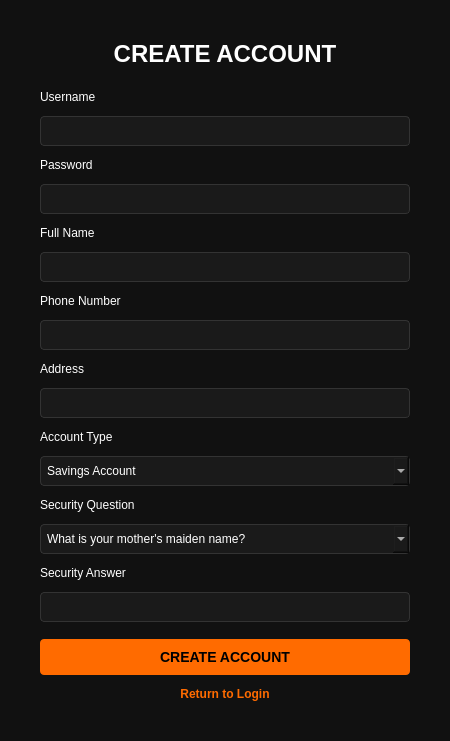
Old version of the form ui/registerwindow.ui in the repository zuni-gleam/OOP-Banking-Management-System.
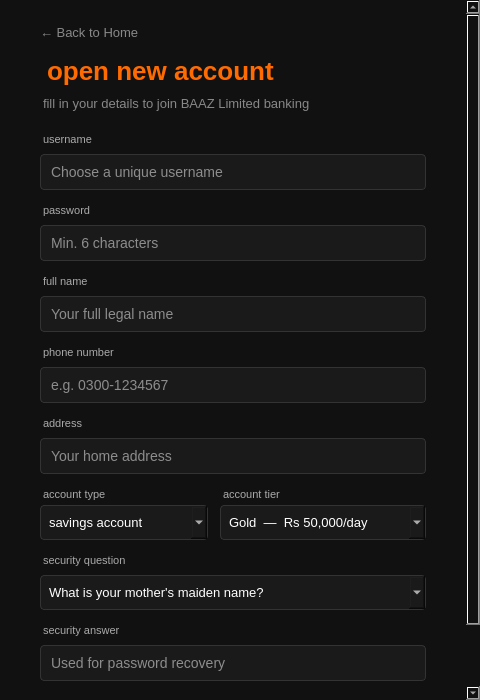
New version of the form.

Patch:
```diff
--- a/ui/registerwindow.ui
+++ b/ui/registerwindow.ui
@@ -6,8 +6,8 @@
    <rect>
     <x>0</x>
     <y>0</y>
-    <width>450</width>
-    <height>650</height>
+    <width>480</width>
+    <height>700</height>
    </rect>
   </property>
   <property name="windowTitle">
@@ -16,54 +16,72 @@
   <property name="styleSheet">
    <string notr="true">background-color: #111111; color: white; font-family: 'Segoe UI';</string>
   </property>
+  <layout class="QVBoxLayout" name="outerLayout">
+   <property name="spacing"><number>0</number></property>
+   <property name="leftMargin"><number>0</number></property>
+   <property name="topMargin"><number>0</number></property>
+   <property name="rightMargin"><number>0</number></property>
+   <property name="bottomMargin"><number>0</number></property>
+   <item>
+    <widget class="QScrollArea" name="scrollArea">
+     <property name="widgetResizable"><bool>true</bool></property>
+     <property name="styleSheet">
+      <string notr="true">QScrollArea { border: none; background-color: #111111; } QScrollBar:vertical { background: #1A1A1A; width: 8px; border-radius: 4px; } QScrollBar::handle:vertical { background: #FF6B00; border-radius: 4px; min-height: 20px; } QScrollBar::add-line:vertical, QScrollBar::sub-line:vertical { height: 0px; }</string>
+     </property>
+     <widget class="QWidget" name="scrollContents">
+      <property name="styleSheet">
+       <string notr="true">background-color: #111111;</string>
+      </property>
   <layout class="QVBoxLayout" name="verticalLayout">
-   <property name="leftMargin">
-    <number>40</number>
-   </property>
-   <property name="topMargin">
-    <number>40</number>
-   </property>
-   <property name="rightMargin">
-    <number>40</number>
-   </property>
-   <property name="bottomMargin">
-    <number>40</number>
-   </property>
-   <property name="spacing">
-    <number>12</number>
-   </property>
+       <property name="leftMargin"><number>40</number></property>
+       <property name="topMargin"><number>25</number></property>
+       <property name="rightMargin"><number>40</number></property>
+       <property name="bottomMargin"><number>30</number></property>
+       <property name="spacing"><number>8</number></property>
+       <item>
+        <widget class="QPushButton" name="backbtn">
+         <property name="styleSheet">
+          <string notr="true">background-color: transparent; color: #888888; border: none; font-size: 13px; text-align: left; padding: 0px;</string>
+         </property>
+         <property name="text"><string>← Back to Home</string></property>
+         <property name="flat"><bool>true</bool></property>
+        </widget>
+       </item>
    <item>
     <widget class="QLabel" name="titlelabel">
      <property name="styleSheet">
-      <string notr="true">font-size: 24px; font-weight: bold; color: white; margin-bottom: 10px;</string>
-     </property>
-     <property name="text">
-      <string>CREATE ACCOUNT</string>
-     </property>
-     <property name="alignment">
-      <set>Qt::AlignCenter</set>
-     </property>
+          <string notr="true">font-size: 26px; font-weight: bold; color: #FF6B00; margin-top: 8px; margin-bottom: 2px;</string>
+         </property>
+       <property name="text"><string>open new account</string></property>
+         <property name="alignment"><set>Qt::AlignLeft</set></property>
+        </widget>
+       </item>
+       <item>
+        <widget class="QLabel" name="subtitlelabel">
+         <property name="styleSheet">
+          <string notr="true">font-size: 13px; color: #888888; margin-bottom: 8px;</string>
+         </property>
+       <property name="text"><string>fill in your details to join BAAZ Limited banking</string></property>
     </widget>
    </item>
    <item>
     <widget class="QLabel" name="label_1">
-     <property name="text">
-      <string>Username</string>
-     </property>
+         <property name="styleSheet"><string notr="true">font-size: 11px; color: #AAAAAA; margin-top: 6px;</string></property>
+        <property name="text"><string>username</string></property>
     </widget>
    </item>
    <item>
     <widget class="QLineEdit" name="unameinput">
      <property name="styleSheet">
-      <string notr="true">background-color: #1A1A1A; border: 1px solid #333333; padding: 6px; color: white; border-radius: 4px;</string>
-     </property>
+          <string notr="true">background-color: #1A1A1A; border: 1px solid #333333; padding: 8px; color: white; border-radius: 4px; font-size: 14px;</string>
+         </property>
+         <property name="placeholderText"><string>Choose a unique username</string></property>
     </widget>
    </item>
    <item>
     <widget class="QLabel" name="label_2">
-     <property name="text">
-      <string>Password</string>
-     </property>
+         <property name="styleSheet"><string notr="true">font-size: 11px; color: #AAAAAA; margin-top: 6px;</string></property>
+        <property name="text"><string>password</string></property>
     </widget>
    </item>
    <item>
@@ -72,137 +90,139 @@
       <enum>QLineEdit::Password</enum>
      </property>
      <property name="styleSheet">
-      <string notr="true">background-color: #1A1A1A; border: 1px solid #333333; padding: 6px; color: white; border-radius: 4px;</string>
-     </property>
+          <string notr="true">background-color: #1A1A1A; border: 1px solid #333333; padding: 8px; color: white; border-radius: 4px; font-size: 14px;</string>
+         </property>
+         <property name="placeholderText"><string>Min. 6 characters</string></property>
     </widget>
    </item>
    <item>
     <widget class="QLabel" name="label_3">
-     <property name="text">
-      <string>Full Name</string>
-     </property>
+         <property name="styleSheet"><string notr="true">font-size: 11px; color: #AAAAAA; margin-top: 6px;</string></property>
+        <property name="text"><string>full name</string></property>
     </widget>
    </item>
    <item>
     <widget class="QLineEdit" name="nameinput">
      <property name="styleSheet">
-      <string notr="true">background-color: #1A1A1A; border: 1px solid #333333; padding: 6px; color: white; border-radius: 4px;</string>
-     </property>
+          <string notr="true">background-color: #1A1A1A; border: 1px solid #333333; padding: 8px; color: white; border-radius: 4px; font-size: 14px;</string>
+         </property>
+         <property name="placeholderText"><string>Your full legal name</string></property>
     </widget>
    </item>
    <item>
     <widget class="QLabel" name="label_4">
-     <property name="text">
-      <string>Phone Number</string>
-     </property>
+         <property name="styleSheet"><string notr="true">font-size: 11px; color: #AAAAAA; margin-top: 6px;</string></property>
+        <property name="text"><string>phone number</string></property>
     </widget>
    </item>
    <item>
     <widget class="QLineEdit" name="phoneinput">
      <property name="styleSheet">
-      <string notr="true">background-color: #1A1A1A; border: 1px solid #333333; padding: 6px; color: white; border-radius: 4px;</string>
-     </property>
+          <string notr="true">background-color: #1A1A1A; border: 1px solid #333333; padding: 8px; color: white; border-radius: 4px; font-size: 14px;</string>
+         </property>
+         <property name="placeholderText"><string>e.g. 0300-1234567</string></property>
     </widget>
    </item>
    <item>
     <widget class="QLabel" name="label_5">
-     <property name="text">
-      <string>Address</string>
-     </property>
+         <property name="styleSheet"><string notr="true">font-size: 11px; color: #AAAAAA; margin-top: 6px;</string></property>
+        <property name="text"><string>address</string></property>
     </widget>
    </item>
    <item>
     <widget class="QLineEdit" name="addrinput">
      <property name="styleSheet">
-      <string notr="true">background-color: #1A1A1A; border: 1px solid #333333; padding: 6px; color: white; border-radius: 4px;</string>
-     </property>
-    </widget>
-   </item>
+          <string notr="true">background-color: #1A1A1A; border: 1px solid #333333; padding: 8px; color: white; border-radius: 4px; font-size: 14px;</string>
+         </property>
+         <property name="placeholderText"><string>Your home address</string></property>
+        </widget>
+       </item>
+       <item>
+        <layout class="QHBoxLayout" name="typeAndTierLayout">
+         <property name="spacing"><number>12</number></property>
+         <item>
+          <layout class="QVBoxLayout">
+           <property name="spacing"><number>4</number></property>
    <item>
     <widget class="QLabel" name="label_6">
-     <property name="text">
-      <string>Account Type</string>
-     </property>
+             <property name="styleSheet"><string notr="true">font-size: 11px; color: #AAAAAA; margin-top: 6px;</string></property>
+        <property name="text"><string>account type</string></property>
     </widget>
    </item>
    <item>
     <widget class="QComboBox" name="acctypebox">
      <property name="styleSheet">
-      <string notr="true">background-color: #1A1A1A; border: 1px solid #333333; padding: 6px; color: white; border-radius: 4px;</string>
-     </property>
+              <string notr="true">background-color: #1A1A1A; border: 1px solid #333333; padding: 8px; color: white; border-radius: 4px; font-size: 13px;</string>
+             </property>
+       <item><property name="text"><string>savings account</string></property></item>
+       <item><property name="text"><string>current account</string></property></item>
+            </widget>
+           </item>
+          </layout>
+         </item>
      <item>
-      <property name="text">
-       <string>Savings Account</string>
-      </property>
+          <layout class="QVBoxLayout">
+           <property name="spacing"><number>4</number></property>
+           <item>
+            <widget class="QLabel" name="label_tier">
+             <property name="styleSheet"><string notr="true">font-size: 11px; color: #AAAAAA; margin-top: 6px;</string></property>
+        <property name="text"><string>account tier</string></property>
+            </widget>
      </item>
      <item>
-      <property name="text">
-       <string>Current Account</string>
-      </property>
-     </item>
-    </widget>
+            <widget class="QComboBox" name="tierbox">
+             <property name="styleSheet">
+              <string notr="true">background-color: #1A1A1A; border: 1px solid #333333; padding: 8px; color: white; border-radius: 4px; font-size: 13px;</string>
+             </property>
+             <item><property name="text"><string>Gold  —  Rs 50,000/day</string></property></item>
+             <item><property name="text"><string>Platinum  —  Rs 200,000/day</string></property></item>
+             <item><property name="text"><string>Diamond  —  Rs 500,000/day</string></property></item>
+            </widget>
+           </item>
+          </layout>
+         </item>
+        </layout>
    </item>
    <item>
     <widget class="QLabel" name="label_7">
-     <property name="text">
-      <string>Security Question</string>
-     </property>
+         <property name="styleSheet"><string notr="true">font-size: 11px; color: #AAAAAA; margin-top: 6px;</string></property>
+        <property name="text"><string>security question</string></property>
     </widget>
    </item>
    <item>
     <widget class="QComboBox" name="sqbox">
      <property name="styleSheet">
-      <string notr="true">background-color: #1A1A1A; border: 1px solid #333333; padding: 6px; color: white; border-radius: 4px;</string>
-     </property>
-     <item>
-      <property name="text">
-       <string>What is your mother's maiden name?</string>
-      </property>
-     </item>
-     <item>
-      <property name="text">
-       <string>What was the name of your first pet?</string>
-      </property>
-     </item>
-     <item>
-      <property name="text">
-       <string>What city were you born in?</string>
-      </property>
-     </item>
+          <string notr="true">background-color: #1A1A1A; border: 1px solid #333333; padding: 8px; color: white; border-radius: 4px; font-size: 13px;</string>
+         </property>
+         <item><property name="text"><string>What is your mother's maiden name?</string></property></item>
+         <item><property name="text"><string>What was the name of your first pet?</string></property></item>
+         <item><property name="text"><string>What city were you born in?</string></property></item>
     </widget>
    </item>
    <item>
     <widget class="QLabel" name="label_8">
-     <property name="text">
-      <string>Security Answer</string>
-     </property>
+         <property name="styleSheet"><string notr="true">font-size: 11px; color: #AAAAAA; margin-top: 6px;</string></property>
+        <property name="text"><string>security answer</string></property>
     </widget>
    </item>
    <item>
     <widget class="QLineEdit" name="sainput">
      <property name="styleSheet">
-      <string notr="true">background-color: #1A1A1A; border: 1px solid #333333; padding: 6px; color: white; border-radius: 4px;</string>
-     </property>
+          <string notr="true">background-color: #1A1A1A; border: 1px solid #333333; padding: 8px; color: white; border-radius: 4px; font-size: 14px;</string>
+         </property>
+         <property name="placeholderText"><string>Used for password recovery</string></property>
     </widget>
    </item>
    <item>
     <widget class="QPushButton" name="createbtn">
      <property name="styleSheet">
-      <string notr="true">background-color: #FF6B00; color: black; font-weight: bold; padding: 10px; border-radius: 4px; font-size: 14px; margin-top: 5px;</string>
-     </property>
-     <property name="text">
-      <string>CREATE ACCOUNT</string>
-     </property>
-    </widget>
-   </item>
-   <item>
-    <widget class="QPushButton" name="backbtn">
-     <property name="styleSheet">
-      <string notr="true">background-color: transparent; color: #FF6B00; border: none; font-weight: bold;</string>
-     </property>
-     <property name="text">
-      <string>Return to Login</string>
-     </property>
+          <string notr="true">background-color: #FF6B00; color: white; font-weight: bold; padding: 10px; border-radius: 4px; font-size: 15px; margin-top: 12px; border: none;</string>
+         </property>
+        <property name="text"><string>create account</string></property>
+        </widget>
+       </item>
+      </layout>
+     </widget>
     </widget>
    </item>
   </layout>
```
Left out of the diff: 7 changed lines with no effect on the pictures. Lines whose indentation alone changed are shown as unchanged.
